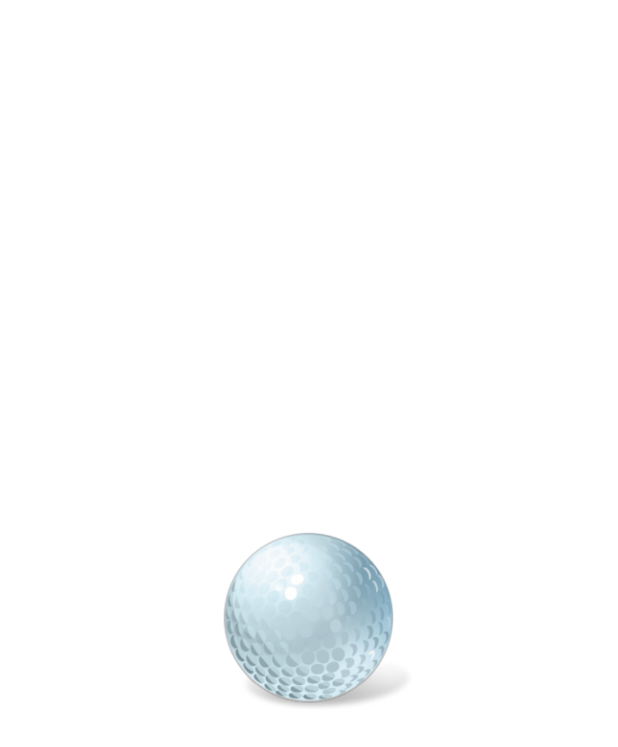
After one commit to Davidcorrigan1/GolfPOIAndroidApp2, an Android app: the SplashActivity screen opened directly, with no data from a screen before it, on a phone screen of 412 x 824 dp. The commit adds this screen. Shown: the top 747 px of the screen. Run offline under Robolectric (Android 15) with nearby library versions, the phone set to English and light mode, and no system bars; 1 statement that could not run was skipped.

Commit message:
First iteration of Splash screen

```diff
--- /dev/null
+++ b/app/src/main/java/org/wit/golfpoi/activities/SplashActivity.kt
@@ -0,0 +1,15 @@
+package org.wit.golfpoi.activities
+
+import android.content.Intent
+import androidx.appcompat.app.AppCompatActivity
+import android.os.Bundle
+import org.wit.golfpoi.R
+
+class SplashActivity : AppCompatActivity() {
+    override fun onCreate(savedInstanceState: Bundle?) {
+        super.onCreate(savedInstanceState)
+
+        startActivity(Intent(this, Home::class.java))
+        finish()
+    }
+}
--- /dev/null
+++ b/app/src/main/res/drawable/ic_baseline_golf_course_24.xml
@@ -0,0 +1,6 @@
+<vector android:height="24dp" android:tint="#537972"
+    android:viewportHeight="24" android:viewportWidth="24"
+    android:width="24dp" xmlns:android="http://schemas.android.com/apk/res/android">
+    <path android:fillColor="@android:color/white" android:pathData="M19.5,19.5m-1.5,0a1.5,1.5 0,1 1,3 0a1.5,1.5 0,1 1,-3 0"/>
+    <path android:fillColor="@android:color/white" android:pathData="M17,5.92L9,2v18H7v-1.73c-1.79,0.35 -3,0.99 -3,1.73 0,1.1 2.69,2 6,2s6,-0.9 6,-2c0,-0.99 -2.16,-1.81 -5,-1.97V8.98l6,-3.06z"/>
+</vector>
--- /dev/null
+++ b/app/src/main/res/drawable/splash_background.xml
@@ -0,0 +1,12 @@
+<?xml version="1.0" encoding="utf-8"?>
+<layer-list xmlns:android="http://schemas.android.com/apk/res/android">
+
+    <item android:drawable="@color/white" />
+
+
+    <item android:drawable="@drawable/golfball"
+        android:height="150dp"
+        android:width="150dp"
+        android:gravity="center"/>
+
+</layer-list>
--- a/app/src/main/res/values/styles.xml
+++ b/app/src/main/res/values/styles.xml
@@ -64,6 +64,11 @@
         <item name="windowNoTitle">true</item>
     </style>
 
+    <!-- Splash Screen theme. -->
+    <style name="SplashTheme" parent="Theme.AppCompat.NoActionBar">
+        <item name="android:windowBackground">@drawable/splash_background</item>
+    </style>
+
     <style name="Theme.GolfPOI.AppBarOverlay" parent="ThemeOverlay.AppCompat.Dark.ActionBar" />
 
     <style name="Theme.GolfPOI.PopupOverlay" parent="ThemeOverlay.AppCompat.Light" />
--- a/build.gradle
+++ b/build.gradle
@@ -6,7 +6,7 @@ buildscript {
     }
     dependencies {
         classpath 'com.android.tools.build:gradle:7.0.3'
-        classpath "org.jetbrains.kotlin:kotlin-gradle-plugin:1.5.31"
+        classpath 'org.jetbrains.kotlin:kotlin-gradle-plugin:1.6.0'
         classpath "androidx.navigation:navigation-safe-args-gradle-plugin:2.3.5"
         classpath 'com.google.gms:google-services:4.3.10'
 
```
Also changed, not shown: app/src/main/AndroidManifest.xml (+6 -1 lines), app/src/main/res/layout/activity_splash.xml (added, +9 -0 lines).
